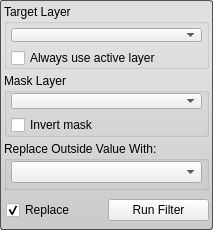
jessdtate/Seg3D, file Interface/ToolInterface/MaskDataFilterInterface.ui: the form before one commit.
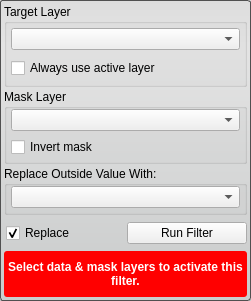
The form after the commit. Custom widgets are drawn as their Qt base class.

Commit message: added a warning to the all the tools and filters for when the proper layer isnt selected.

```diff
--- a/Interface/ToolInterface/MaskDataFilterInterface.ui
+++ b/Interface/ToolInterface/MaskDataFilterInterface.ui
@@ -6,8 +6,8 @@
    <rect>
     <x>0</x>
     <y>0</y>
-    <width>213</width>
-    <height>230</height>
+    <width>251</width>
+    <height>301</height>
    </rect>
   </property>
   <property name="sizePolicy">
@@ -18,14 +18,8 @@
   </property>
   <property name="minimumSize">
    <size>
-    <width>213</width>
-    <height>139</height>
-   </size>
-  </property>
-  <property name="baseSize">
-   <size>
-    <width>213</width>
-    <height>139</height>
+    <width>0</width>
+    <height>300</height>
    </size>
   </property>
   <property name="windowTitle">
@@ -40,13 +34,19 @@
   </property>
   <layout class="QVBoxLayout" name="verticalLayout_2">
    <property name="spacing">
-    <number>4</number>
+    <number>2</number>
    </property>
    <property name="margin">
     <number>4</number>
    </property>
    <item>
     <widget class="QGroupBox" name="target_groupbox_">
+     <property name="minimumSize">
+      <size>
+       <width>0</width>
+       <height>83</height>
+      </size>
+     </property>
      <property name="title">
       <string>Target Layer</string>
      </property>
@@ -241,6 +241,48 @@
      </layout>
     </widget>
    </item>
+   <item>
+    <widget class="QWidget" name="message_alert_" native="true">
+     <property name="minimumSize">
+      <size>
+       <width>0</width>
+       <height>32</height>
+      </size>
+     </property>
+     <property name="styleSheet">
+      <string notr="true">QLabel#message_{
+	color: white;
+	font: bold;
+}
+
+QWidget#message_alert_{
+	border-radius: 3px;
+	background-color: red;
+}</string>
+     </property>
+     <layout class="QHBoxLayout" name="horizontalLayout_5">
+      <property name="spacing">
+       <number>0</number>
+      </property>
+      <property name="margin">
+       <number>4</number>
+      </property>
+      <item>
+       <widget class="QLabel" name="message_">
+        <property name="text">
+         <string>Select data &amp; mask layers to activate this filter.</string>
+        </property>
+        <property name="alignment">
+         <set>Qt::AlignCenter</set>
+        </property>
+        <property name="wordWrap">
+         <bool>true</bool>
+        </property>
+       </widget>
+      </item>
+     </layout>
+    </widget>
+   </item>
   </layout>
  </widget>
  <customwidgets>
```
Left out of the diff: 2 changed lines with no effect on the pictures. The commit also changes 67 other files.
